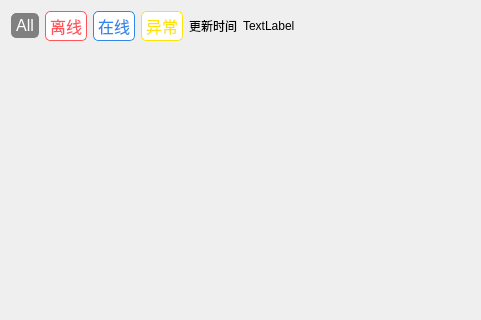
nealwang123/template2, file src/app/view/businessform/olinedeviceform.ui: the form before one commit; both pictures show x 0 to 481 and y 0 to 320 of the 744 by 422 pixel window.
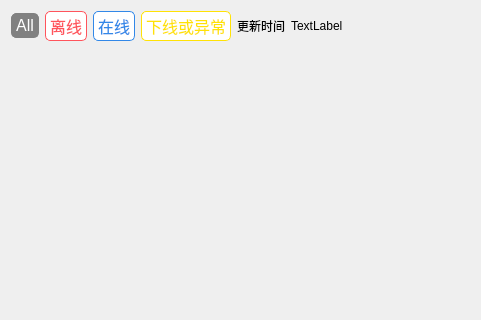
The form after the commit.

The edit to the form file:
```diff
--- a/src/app/view/businessform/olinedeviceform.ui
+++ b/src/app/view/businessform/olinedeviceform.ui
@@ -133,7 +133,7 @@
 }</string>
          </property>
          <property name="text">
-          <string>异常</string>
+          <string>下线或异常</string>
          </property>
          <property name="checkable">
           <bool>true</bool>
```
